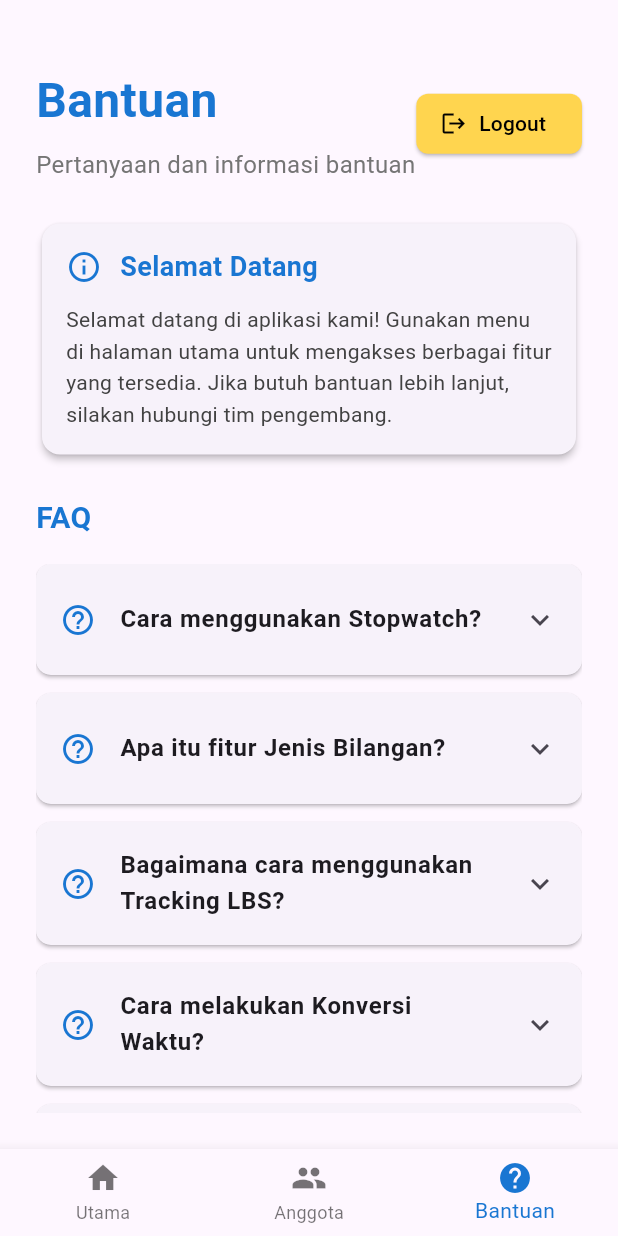
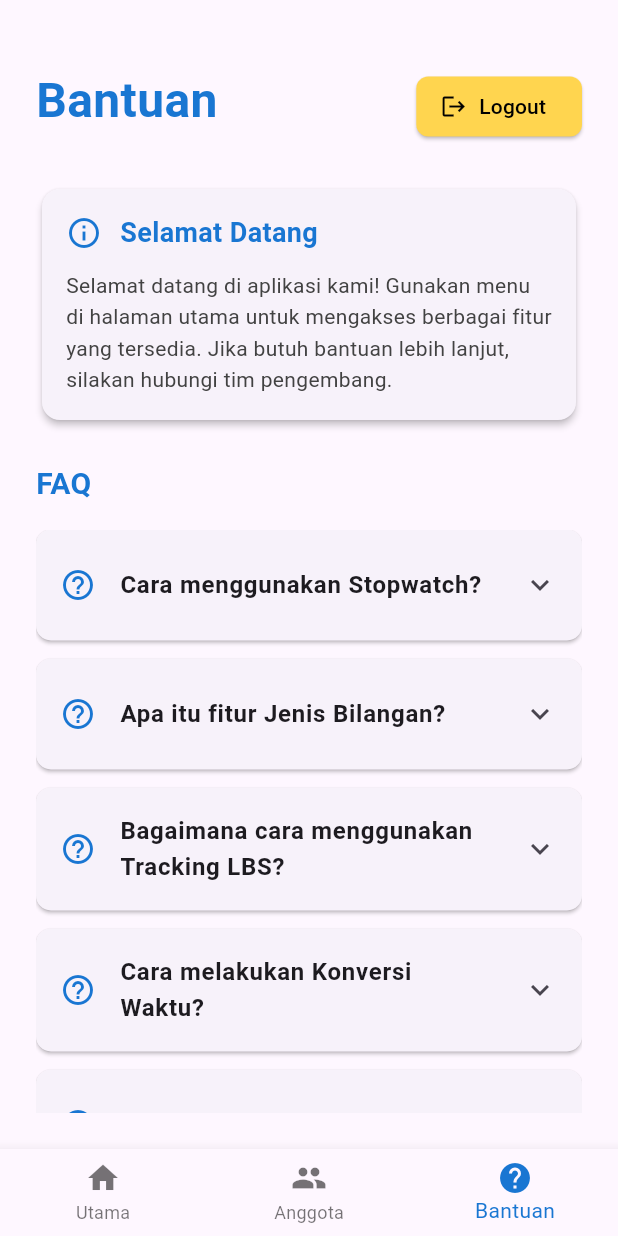
Before and after one commit to Arvidion/TPM_Tugas3, a Flutter app: the HelpPage screen opened by its route, on a phone screen of 412 x 824 dp. Run offline on Flutter 3.47's test engine with Material 3 defaults, Android fonts, the phone set to English and light mode, and no system bars; our stand-ins replace flutter_map, geolocator, latlong2, shared_preferences; accounts and stored records are empty.

Commit message:
update ui

```diff
--- a/tugaskelompok/lib/help.dart
+++ b/tugaskelompok/lib/help.dart
@@ -19,23 +19,28 @@ class HelpPage extends StatelessWidget {
     final List<Map<String, String>> faqItems = [
       {
         'question': 'Cara menggunakan Stopwatch?',
-        'answer': 'Buka menu Stopwatch dari halaman utama, lalu tekan tombol "Start" untuk memulai penghitungan waktu. Tekan "Stop" untuk menghentikan dan "Reset" untuk mengatur ulang waktu.'
+        'answer':
+            'Buka menu Stopwatch dari halaman utama, lalu tekan tombol "Start" untuk memulai penghitungan waktu. Tekan "Stop" untuk menghentikan dan "Reset" untuk mengatur ulang waktu.'
       },
       {
         'question': 'Apa itu fitur Jenis Bilangan?',
-        'answer': 'Fitur Jenis Bilangan memungkinkan Anda untuk mengidentifikasi jenis bilangan seperti bilangan prima, ganjil, genap, dan lainnya dari angka yang Anda masukkan.'
+        'answer':
+            'Fitur Jenis Bilangan memungkinkan Anda untuk mengidentifikasi jenis bilangan seperti bilangan prima, ganjil, genap, dan lainnya dari angka yang Anda masukkan.'
       },
       {
         'question': 'Bagaimana cara menggunakan Tracking LBS?',
-        'answer': 'Buka menu Tracking LBS, izinkan akses lokasi pada perangkat Anda, dan aplikasi akan menampilkan lokasi Anda saat ini pada peta.'
+        'answer':
+            'Buka menu Tracking LBS, izinkan akses lokasi pada perangkat Anda, dan aplikasi akan menampilkan lokasi Anda saat ini pada peta.'
       },
       {
         'question': 'Cara melakukan Konversi Waktu?',
-        'answer': 'Masukkan waktu yang ingin dikonversi, pilih jenis konversi yang diinginkan (seperti dari Menit ke Jam), lalu tekan tombol "Konversi" untuk mendapatkan hasilnya.'
+        'answer':
+            'Masukkan waktu yang ingin dikonversi, pilih jenis konversi yang diinginkan (seperti dari Menit ke Jam), lalu tekan tombol "Konversi" untuk mendapatkan hasilnya.'
       },
       {
         'question': 'Apa itu Situs Rekomendasi?',
-        'answer': 'Situs Rekomendasi adalah fitur yang menyediakan daftar situs web pilihan yang bermanfaat sesuai dengan kategori yang tersedia.'
+        'answer':
+            'Situs Rekomendasi adalah fitur yang menyediakan daftar situs web pilihan yang bermanfaat sesuai dengan kategori yang tersedia.'
       },
     ];
 
@@ -63,13 +68,13 @@ class HelpPage extends StatelessWidget {
                         ),
                       ),
                       const SizedBox(height: 8),
-                      Text(
-                        'Pertanyaan dan informasi bantuan',
-                        style: TextStyle(
-                          fontSize: 16,
-                          color: Colors.grey[600],
-                        ),
-                      ),
+                      // Text(
+                      //   'Pertanyaan dan informasi bantuan',
+                      //   style: TextStyle(
+                      //     fontSize: 16,
+                      //     color: Colors.grey[600],
+                      //   ),
+                      // ),
                     ],
                   ),
                   // Logout button
```
Also changed, not shown: tugaskelompok/lib/situsrekomendasi.dart (+24 -9 lines), 4 other files.
